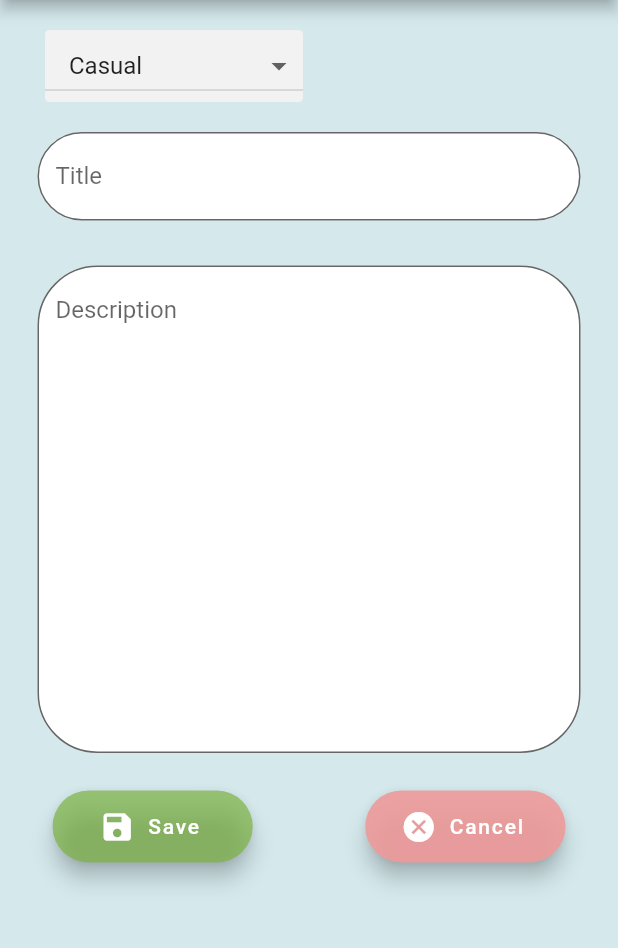
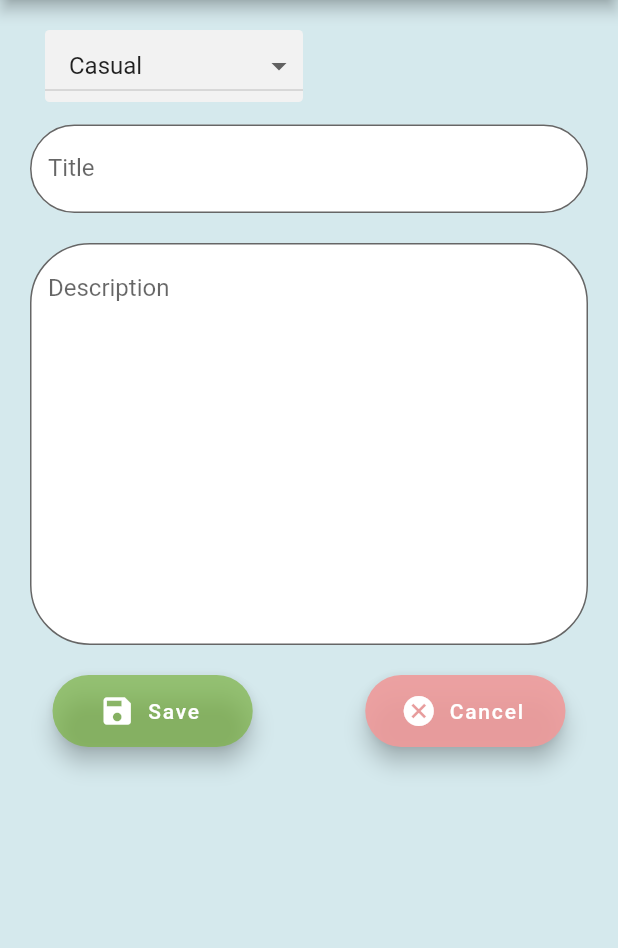
Before and after one commit to Ankan1998/Notebook_flutter, a Flutter app: the AddNote screen opened directly, on a phone screen of 412 x 824 dp, the part 84-1032 px from its top. Run offline on Flutter 3.47's test engine with Material 2 defaults, Android fonts, the phone set to English and light mode, and no system bars; our stand-ins replace google_fonts, hive, hive_flutter; accounts and stored records are empty; generated files the repository leaves out were written again.

Commit message:
padding issue fixed

```diff
--- a/flutternote/lib/screens/add_note_screen.dart
+++ b/flutternote/lib/screens/add_note_screen.dart
@@ -63,7 +63,7 @@ class _AddNoteState extends State<AddNote> {
   Widget _builddescription() {
     return TextField(
       keyboardType: TextInputType.multiline,
-      minLines: 15,
+      minLines: 12,
       maxLines: null,
       controller: descriptionController,
       decoration: InputDecoration(
@@ -177,13 +177,13 @@ class _AddNoteState extends State<AddNote> {
             // Second Element
             SizedBox(height: 5),
             Padding(
-              padding: const EdgeInsets.all(15.0),
+              padding: const EdgeInsets.all(10.0),
               child: _buildtitle(),
             ),
 
             // Third element
             Padding(
-              padding: const EdgeInsets.all(15.0),
+              padding: const EdgeInsets.all(10.0),
               child: _builddescription(),
             ),
             // Fourth element
```
